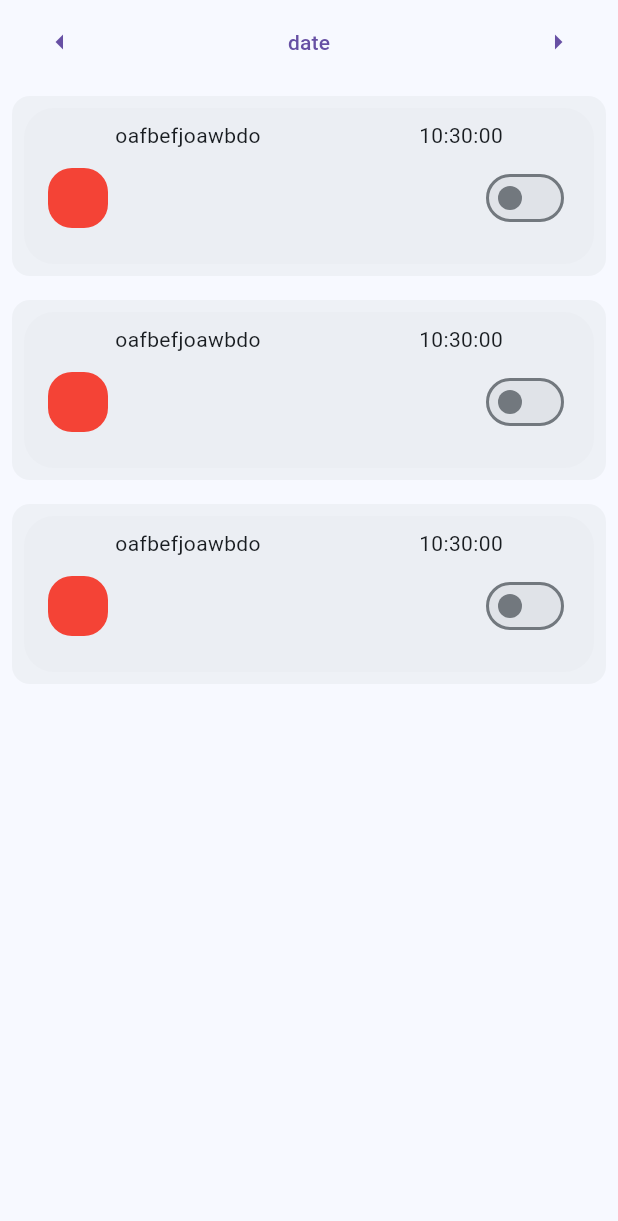
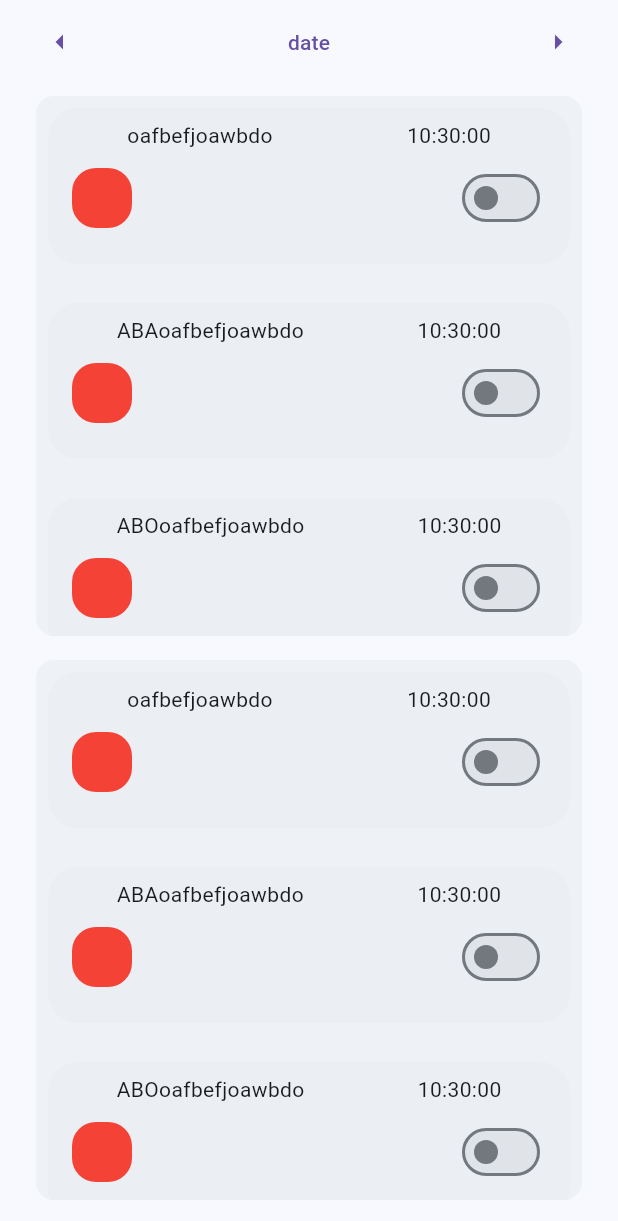
Before and after one commit to Davipcrs/day_analyzer, a Flutter app: the screen it shows after launch, on a phone screen of 412 x 824 dp. Shown: the top 1221 px of the screen. Run offline on Flutter 3.47's test engine with Material 3 defaults, Android fonts, the phone set to English and light mode, and no system bars; our stand-ins replace flutter_riverpod; missing offline and left inert: grpc, protobuf.

Commit message:
Responsive interface for the notes

```diff
--- a/lib/models/note.dart
+++ b/lib/models/note.dart
@@ -26,7 +26,7 @@ class NoteModel {
     this.bool_complete = bool_complete;
   }
 
-  void convertToNode(Note note) {
+  void convertToNote(Note note) {
     DateTime? auxDate = DateTime.tryParse(note.strDate);
   }
 
--- a/lib/screens/note_main_window.dart
+++ b/lib/screens/note_main_window.dart
@@ -39,12 +39,14 @@ class NoteMainWindow extends ConsumerWidget {
     //                  },
     //
     //}
-    List<NoteModel> noteItems = [NoteModel()];
+    List<NoteModel> noteItems = [NoteModel(), NoteModel(), NoteModel()];
+    if (MediaQuery.of(context).size.width < 480) {
       return ListView.builder(
-      itemCount: 3,
+        itemCount: 7,
         itemBuilder: (context, index) {
           return Padding(
-          padding: const EdgeInsets.all(8.0),
+            padding: const EdgeInsets.only(
+                top: 8.0, right: 24.0, left: 24.0, bottom: 8.0),
             child: Container(
               decoration: BoxDecoration(
                 color: Theme.of(context).colorScheme.onInverseSurface,
@@ -58,5 +60,38 @@ class NoteMainWindow extends ConsumerWidget {
           );
         },
       );
+    } else {
+      return CustomScrollView(
+        slivers: [
+          SliverGrid(
+            delegate: SliverChildBuilderDelegate(
+              childCount: 7,
+              (context, index) {
+                return Padding(
+                  padding: const EdgeInsets.only(
+                      top: 8.0, right: 8.0, left: 8.0, bottom: 8.0),
+                  child: Container(
+                    decoration: BoxDecoration(
+                      color: Theme.of(context).colorScheme.onInverseSurface,
+                      borderRadius: BorderRadius.circular(12),
+                    ),
+                    child: DayItem(
+                      noteItems: noteItems,
+                      date: "date",
+                    ),
+                  ),
+                );
+              },
+            ),
+            gridDelegate: const SliverGridDelegateWithMaxCrossAxisExtent(
+              maxCrossAxisExtent: 360,
+              mainAxisExtent: 600,
+              mainAxisSpacing: 10.0,
+              crossAxisSpacing: 10.0,
+            ),
+          )
+        ],
+      );
     }
   }
+}
--- a/lib/widgets/day_item.dart
+++ b/lib/widgets/day_item.dart
@@ -13,10 +13,19 @@ class DayItem extends StatelessWidget {
 
   @override
   Widget build(BuildContext context) {
-    NoteModel note = NoteModel();
-    note.create(
+    noteItems[0].create(
         id_note: 1,
         str_text: "oafbefjoawbdo",
+        str_md_text: "",
+        bool_complete: false);
+    noteItems[1].create(
+        id_note: 1,
+        str_text: "ABAoafbefjoawbdo",
+        str_md_text: "",
+        bool_complete: false);
+    noteItems[2].create(
+        id_note: 1,
+        str_text: "ABOoafbefjoawbdo",
         str_md_text: "",
         bool_complete: false);
     return Container(
@@ -36,7 +45,7 @@ class DayItem extends StatelessWidget {
                         color: Theme.of(context).colorScheme.surfaceContainer,
                         borderRadius: BorderRadius.circular(20),
                       ),
-                      child: NoteItem(noteData: note)),
+                      child: NoteItem(noteData: noteItems[index])),
                 );
               },
             ),
```
Lines whose indentation alone changed are shown as unchanged.
